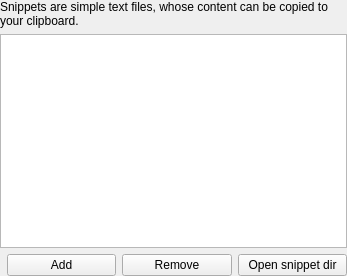
albertlauncher/plugins, file snippets/src/configwidget.ui: the form before one commit.
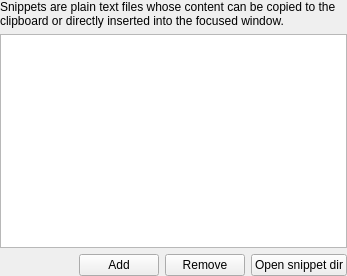
The form after the commit.

The edit to the form file:
```diff
--- a/snippets/src/configwidget.ui
+++ b/snippets/src/configwidget.ui
@@ -32,7 +32,7 @@
       </sizepolicy>
      </property>
      <property name="text">
-      <string>Snippets are simple text files, whose content can be copied to your clipboard.</string>
+      <string>Snippets are plain text files whose content can be copied to the clipboard or directly inserted into the focused window.</string>
      </property>
      <property name="wordWrap">
       <bool>true</bool>
@@ -62,6 +62,12 @@
        <property name="orientation">
         <enum>Qt::Horizontal</enum>
        </property>
+       <property name="sizeHint" stdset="0">
+        <size>
+         <width>0</width>
+         <height>0</height>
+        </size>
+       </property>
       </spacer>
      </item>
      <item>
```
